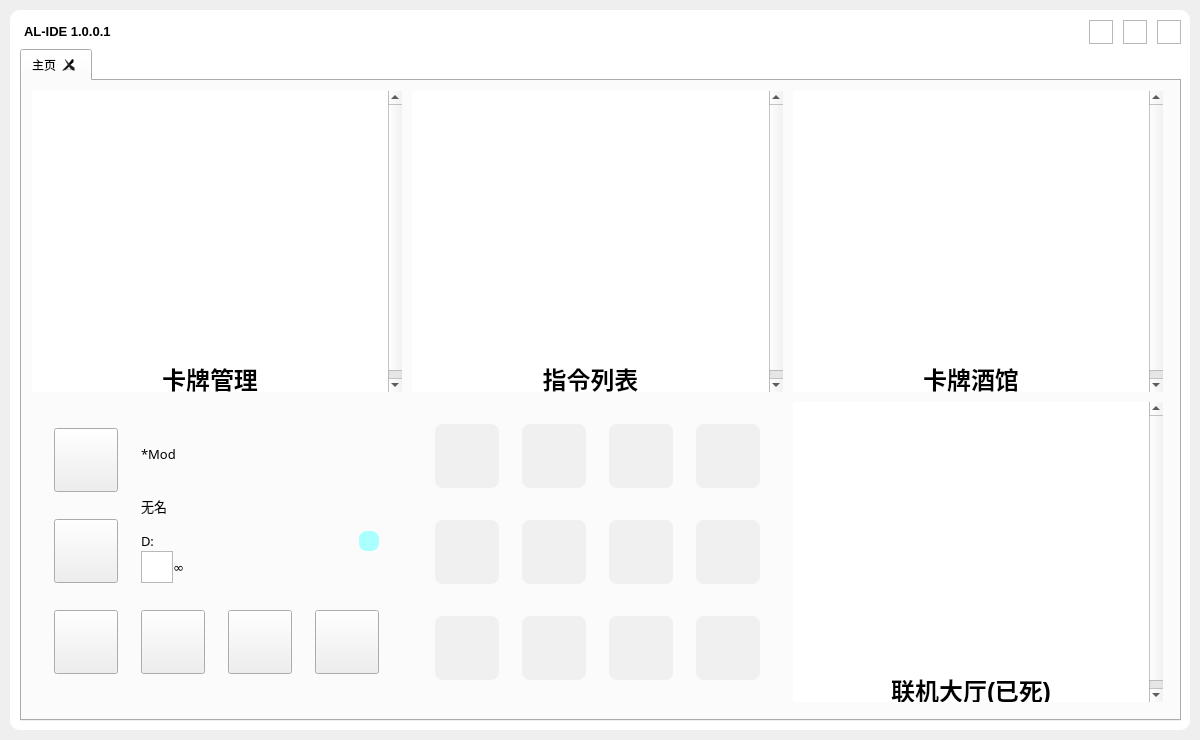
Before: the Qt Designer form visualizationSrc/qtUI/mainInterFace.ui in NWYLZW/A-Language-IDE, drawn with Qt 5.
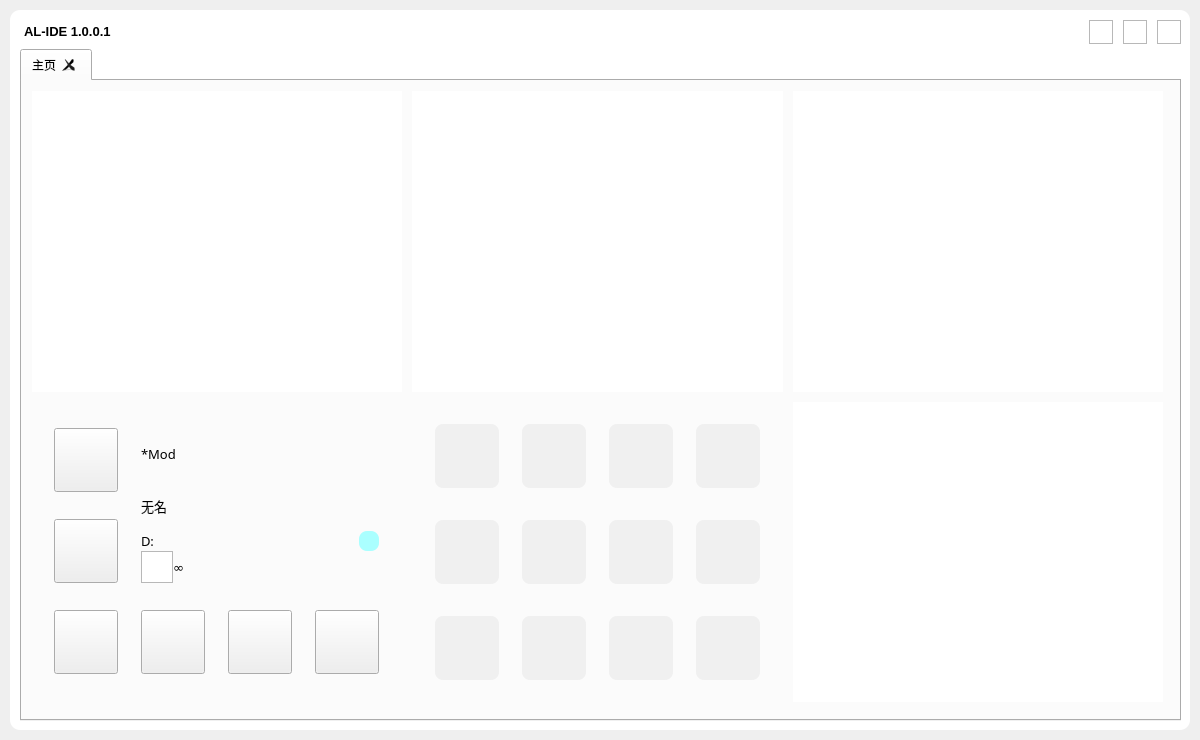
After: the same form once the commit is applied. Icons and pictures are not drawn.

The edit to the form file:
```diff
--- a/visualizationSrc/qtUI/mainInterFace.ui
+++ b/visualizationSrc/qtUI/mainInterFace.ui
@@ -321,17 +321,7 @@
 &lt;html&gt;&lt;head&gt;&lt;meta name=&quot;qrichtext&quot; content=&quot;1&quot; /&gt;&lt;style type=&quot;text/css&quot;&gt;
 p, li { white-space: pre-wrap; }
 &lt;/style&gt;&lt;/head&gt;&lt;body style=&quot; font-family:'SimSun'; font-size:9pt; font-weight:400; font-style:normal;&quot;&gt;
-&lt;p align=&quot;center&quot; style=&quot;-qt-paragraph-type:empty; margin-top:0px; margin-bottom:0px; margin-left:0px; margin-right:0px; -qt-block-indent:0; text-indent:0px;&quot;&gt;&lt;br /&gt;&lt;/p&gt;
-&lt;p align=&quot;center&quot; style=&quot;-qt-paragraph-type:empty; margin-top:0px; margin-bottom:0px; margin-left:0px; margin-right:0px; -qt-block-indent:0; text-indent:0px; font-size:18pt; font-weight:600;&quot;&gt;&lt;br /&gt;&lt;/p&gt;
-&lt;p align=&quot;center&quot; style=&quot;-qt-paragraph-type:empty; margin-top:0px; margin-bottom:0px; margin-left:0px; margin-right:0px; -qt-block-indent:0; text-indent:0px; font-size:18pt; font-weight:600;&quot;&gt;&lt;br /&gt;&lt;/p&gt;
-&lt;p align=&quot;center&quot; style=&quot;-qt-paragraph-type:empty; margin-top:0px; margin-bottom:0px; margin-left:0px; margin-right:0px; -qt-block-indent:0; text-indent:0px; font-size:18pt; font-weight:600;&quot;&gt;&lt;br /&gt;&lt;/p&gt;
-&lt;p align=&quot;center&quot; style=&quot;-qt-paragraph-type:empty; margin-top:0px; margin-bottom:0px; margin-left:0px; margin-right:0px; -qt-block-indent:0; text-indent:0px; font-size:18pt; font-weight:600;&quot;&gt;&lt;br /&gt;&lt;/p&gt;
-&lt;p align=&quot;center&quot; style=&quot;-qt-paragraph-type:empty; margin-top:0px; margin-bottom:0px; margin-left:0px; margin-right:0px; -qt-block-indent:0; text-indent:0px; font-size:18pt; font-weight:600;&quot;&gt;&lt;br /&gt;&lt;/p&gt;
-&lt;p align=&quot;center&quot; style=&quot;-qt-paragraph-type:empty; margin-top:0px; margin-bottom:0px; margin-left:0px; margin-right:0px; -qt-block-indent:0; text-indent:0px; font-size:18pt; font-weight:600;&quot;&gt;&lt;br /&gt;&lt;/p&gt;
-&lt;p align=&quot;center&quot; style=&quot;-qt-paragraph-type:empty; margin-top:0px; margin-bottom:0px; margin-left:0px; margin-right:0px; -qt-block-indent:0; text-indent:0px; font-size:18pt; font-weight:600;&quot;&gt;&lt;br /&gt;&lt;/p&gt;
-&lt;p align=&quot;center&quot; style=&quot;-qt-paragraph-type:empty; margin-top:0px; margin-bottom:0px; margin-left:0px; margin-right:0px; -qt-block-indent:0; text-indent:0px; font-size:18pt; font-weight:600;&quot;&gt;&lt;br /&gt;&lt;/p&gt;
-&lt;p align=&quot;center&quot; style=&quot;-qt-paragraph-type:empty; margin-top:0px; margin-bottom:0px; margin-left:0px; margin-right:0px; -qt-block-indent:0; text-indent:0px; font-size:18pt; font-weight:600;&quot;&gt;&lt;br /&gt;&lt;/p&gt;
-&lt;p align=&quot;center&quot; style=&quot; margin-top:0px; margin-bottom:0px; margin-left:0px; margin-right:0px; -qt-block-indent:0; text-indent:0px;&quot;&gt;&lt;span style=&quot; font-size:18pt; font-weight:600;&quot;&gt;卡牌管理&lt;/span&gt;&lt;/p&gt;&lt;/body&gt;&lt;/html&gt;</string>
+&lt;p align=&quot;center&quot; style=&quot;-qt-paragraph-type:empty; margin-top:0px; margin-bottom:0px; margin-left:0px; margin-right:0px; -qt-block-indent:0; text-indent:0px;&quot;&gt;&lt;br /&gt;&lt;/p&gt;&lt;/body&gt;&lt;/html&gt;</string>
             </property>
            </widget>
           </item>
@@ -353,17 +343,7 @@
 &lt;html&gt;&lt;head&gt;&lt;meta name=&quot;qrichtext&quot; content=&quot;1&quot; /&gt;&lt;style type=&quot;text/css&quot;&gt;
 p, li { white-space: pre-wrap; }
 &lt;/style&gt;&lt;/head&gt;&lt;body style=&quot; font-family:'SimSun'; font-size:9pt; font-weight:400; font-style:normal;&quot;&gt;
-&lt;p align=&quot;center&quot; style=&quot;-qt-paragraph-type:empty; margin-top:0px; margin-bottom:0px; margin-left:0px; margin-right:0px; -qt-block-indent:0; text-indent:0px;&quot;&gt;&lt;br /&gt;&lt;/p&gt;
-&lt;p align=&quot;center&quot; style=&quot;-qt-paragraph-type:empty; margin-top:0px; margin-bottom:0px; margin-left:0px; margin-right:0px; -qt-block-indent:0; text-indent:0px; font-size:18pt; font-weight:600;&quot;&gt;&lt;br /&gt;&lt;/p&gt;
-&lt;p align=&quot;center&quot; style=&quot;-qt-paragraph-type:empty; margin-top:0px; margin-bottom:0px; margin-left:0px; margin-right:0px; -qt-block-indent:0; text-indent:0px; font-size:18pt; font-weight:600;&quot;&gt;&lt;br /&gt;&lt;/p&gt;
-&lt;p align=&quot;center&quot; style=&quot;-qt-paragraph-type:empty; margin-top:0px; margin-bottom:0px; margin-left:0px; margin-right:0px; -qt-block-indent:0; text-indent:0px; font-size:18pt; font-weight:600;&quot;&gt;&lt;br /&gt;&lt;/p&gt;
-&lt;p align=&quot;center&quot; style=&quot;-qt-paragraph-type:empty; margin-top:0px; margin-bottom:0px; margin-left:0px; margin-right:0px; -qt-block-indent:0; text-indent:0px; font-size:18pt; font-weight:600;&quot;&gt;&lt;br /&gt;&lt;/p&gt;
-&lt;p align=&quot;center&quot; style=&quot;-qt-paragraph-type:empty; margin-top:0px; margin-bottom:0px; margin-left:0px; margin-right:0px; -qt-block-indent:0; text-indent:0px; font-size:18pt; font-weight:600;&quot;&gt;&lt;br /&gt;&lt;/p&gt;
-&lt;p align=&quot;center&quot; style=&quot;-qt-paragraph-type:empty; margin-top:0px; margin-bottom:0px; margin-left:0px; margin-right:0px; -qt-block-indent:0; text-indent:0px; font-size:18pt; font-weight:600;&quot;&gt;&lt;br /&gt;&lt;/p&gt;
-&lt;p align=&quot;center&quot; style=&quot;-qt-paragraph-type:empty; margin-top:0px; margin-bottom:0px; margin-left:0px; margin-right:0px; -qt-block-indent:0; text-indent:0px; font-size:18pt; font-weight:600;&quot;&gt;&lt;br /&gt;&lt;/p&gt;
-&lt;p align=&quot;center&quot; style=&quot;-qt-paragraph-type:empty; margin-top:0px; margin-bottom:0px; margin-left:0px; margin-right:0px; -qt-block-indent:0; text-indent:0px; font-size:18pt; font-weight:600;&quot;&gt;&lt;br /&gt;&lt;/p&gt;
-&lt;p align=&quot;center&quot; style=&quot;-qt-paragraph-type:empty; margin-top:0px; margin-bottom:0px; margin-left:0px; margin-right:0px; -qt-block-indent:0; text-indent:0px; font-size:18pt; font-weight:600;&quot;&gt;&lt;br /&gt;&lt;/p&gt;
-&lt;p align=&quot;center&quot; style=&quot; margin-top:0px; margin-bottom:0px; margin-left:0px; margin-right:0px; -qt-block-indent:0; text-indent:0px;&quot;&gt;&lt;span style=&quot; font-size:18pt; font-weight:600;&quot;&gt;指令列表&lt;/span&gt;&lt;/p&gt;&lt;/body&gt;&lt;/html&gt;</string>
+&lt;p align=&quot;center&quot; style=&quot;-qt-paragraph-type:empty; margin-top:0px; margin-bottom:0px; margin-left:0px; margin-right:0px; -qt-block-indent:0; text-indent:0px;&quot;&gt;&lt;br /&gt;&lt;/p&gt;&lt;/body&gt;&lt;/html&gt;</string>
             </property>
            </widget>
           </item>
@@ -385,17 +365,7 @@
 &lt;html&gt;&lt;head&gt;&lt;meta name=&quot;qrichtext&quot; content=&quot;1&quot; /&gt;&lt;style type=&quot;text/css&quot;&gt;
 p, li { white-space: pre-wrap; }
 &lt;/style&gt;&lt;/head&gt;&lt;body style=&quot; font-family:'SimSun'; font-size:9pt; font-weight:400; font-style:normal;&quot;&gt;
-&lt;p align=&quot;center&quot; style=&quot;-qt-paragraph-type:empty; margin-top:0px; margin-bottom:0px; margin-left:0px; margin-right:0px; -qt-block-indent:0; text-indent:0px;&quot;&gt;&lt;br /&gt;&lt;/p&gt;
-&lt;p align=&quot;center&quot; style=&quot;-qt-paragraph-type:empty; margin-top:0px; margin-bottom:0px; margin-left:0px; margin-right:0px; -qt-block-indent:0; text-indent:0px; font-size:18pt; font-weight:600;&quot;&gt;&lt;br /&gt;&lt;/p&gt;
-&lt;p align=&quot;center&quot; style=&quot;-qt-paragraph-type:empty; margin-top:0px; margin-bottom:0px; margin-left:0px; margin-right:0px; -qt-block-indent:0; text-indent:0px; font-size:18pt; font-weight:600;&quot;&gt;&lt;br /&gt;&lt;/p&gt;
-&lt;p align=&quot;center&quot; style=&quot;-qt-paragraph-type:empty; margin-top:0px; margin-bottom:0px; margin-left:0px; margin-right:0px; -qt-block-indent:0; text-indent:0px; font-size:18pt; font-weight:600;&quot;&gt;&lt;br /&gt;&lt;/p&gt;
-&lt;p align=&quot;center&quot; style=&quot;-qt-paragraph-type:empty; margin-top:0px; margin-bottom:0px; margin-left:0px; margin-right:0px; -qt-block-indent:0; text-indent:0px; font-size:18pt; font-weight:600;&quot;&gt;&lt;br /&gt;&lt;/p&gt;
-&lt;p align=&quot;center&quot; style=&quot;-qt-paragraph-type:empty; margin-top:0px; margin-bottom:0px; margin-left:0px; margin-right:0px; -qt-block-indent:0; text-indent:0px; font-size:18pt; font-weight:600;&quot;&gt;&lt;br /&gt;&lt;/p&gt;
-&lt;p align=&quot;center&quot; style=&quot;-qt-paragraph-type:empty; margin-top:0px; margin-bottom:0px; margin-left:0px; margin-right:0px; -qt-block-indent:0; text-indent:0px; font-size:18pt; font-weight:600;&quot;&gt;&lt;br /&gt;&lt;/p&gt;
-&lt;p align=&quot;center&quot; style=&quot;-qt-paragraph-type:empty; margin-top:0px; margin-bottom:0px; margin-left:0px; margin-right:0px; -qt-block-indent:0; text-indent:0px; font-size:18pt; font-weight:600;&quot;&gt;&lt;br /&gt;&lt;/p&gt;
-&lt;p align=&quot;center&quot; style=&quot;-qt-paragraph-type:empty; margin-top:0px; margin-bottom:0px; margin-left:0px; margin-right:0px; -qt-block-indent:0; text-indent:0px; font-size:18pt; font-weight:600;&quot;&gt;&lt;br /&gt;&lt;/p&gt;
-&lt;p align=&quot;center&quot; style=&quot;-qt-paragraph-type:empty; margin-top:0px; margin-bottom:0px; margin-left:0px; margin-right:0px; -qt-block-indent:0; text-indent:0px; font-size:18pt; font-weight:600;&quot;&gt;&lt;br /&gt;&lt;/p&gt;
-&lt;p align=&quot;center&quot; style=&quot; margin-top:0px; margin-bottom:0px; margin-left:0px; margin-right:0px; -qt-block-indent:0; text-indent:0px;&quot;&gt;&lt;span style=&quot; font-size:18pt; font-weight:600;&quot;&gt;卡牌酒馆&lt;/span&gt;&lt;/p&gt;&lt;/body&gt;&lt;/html&gt;</string>
+&lt;p align=&quot;center&quot; style=&quot;-qt-paragraph-type:empty; margin-top:0px; margin-bottom:0px; margin-left:0px; margin-right:0px; -qt-block-indent:0; text-indent:0px;&quot;&gt;&lt;br /&gt;&lt;/p&gt;&lt;/body&gt;&lt;/html&gt;</string>
             </property>
            </widget>
           </item>
@@ -1029,17 +999,7 @@
 &lt;html&gt;&lt;head&gt;&lt;meta name=&quot;qrichtext&quot; content=&quot;1&quot; /&gt;&lt;style type=&quot;text/css&quot;&gt;
 p, li { white-space: pre-wrap; }
 &lt;/style&gt;&lt;/head&gt;&lt;body style=&quot; font-family:'SimSun'; font-size:9pt; font-weight:400; font-style:normal;&quot;&gt;
-&lt;p align=&quot;center&quot; style=&quot;-qt-paragraph-type:empty; margin-top:0px; margin-bottom:0px; margin-left:0px; margin-right:0px; -qt-block-indent:0; text-indent:0px;&quot;&gt;&lt;br /&gt;&lt;/p&gt;
-&lt;p align=&quot;center&quot; style=&quot;-qt-paragraph-type:empty; margin-top:0px; margin-bottom:0px; margin-left:0px; margin-right:0px; -qt-block-indent:0; text-indent:0px; font-size:18pt; font-weight:600;&quot;&gt;&lt;br /&gt;&lt;/p&gt;
-&lt;p align=&quot;center&quot; style=&quot;-qt-paragraph-type:empty; margin-top:0px; margin-bottom:0px; margin-left:0px; margin-right:0px; -qt-block-indent:0; text-indent:0px; font-size:18pt; font-weight:600;&quot;&gt;&lt;br /&gt;&lt;/p&gt;
-&lt;p align=&quot;center&quot; style=&quot;-qt-paragraph-type:empty; margin-top:0px; margin-bottom:0px; margin-left:0px; margin-right:0px; -qt-block-indent:0; text-indent:0px; font-size:18pt; font-weight:600;&quot;&gt;&lt;br /&gt;&lt;/p&gt;
-&lt;p align=&quot;center&quot; style=&quot;-qt-paragraph-type:empty; margin-top:0px; margin-bottom:0px; margin-left:0px; margin-right:0px; -qt-block-indent:0; text-indent:0px; font-size:18pt; font-weight:600;&quot;&gt;&lt;br /&gt;&lt;/p&gt;
-&lt;p align=&quot;center&quot; style=&quot;-qt-paragraph-type:empty; margin-top:0px; margin-bottom:0px; margin-left:0px; margin-right:0px; -qt-block-indent:0; text-indent:0px; font-size:18pt; font-weight:600;&quot;&gt;&lt;br /&gt;&lt;/p&gt;
-&lt;p align=&quot;center&quot; style=&quot;-qt-paragraph-type:empty; margin-top:0px; margin-bottom:0px; margin-left:0px; margin-right:0px; -qt-block-indent:0; text-indent:0px; font-size:18pt; font-weight:600;&quot;&gt;&lt;br /&gt;&lt;/p&gt;
-&lt;p align=&quot;center&quot; style=&quot;-qt-paragraph-type:empty; margin-top:0px; margin-bottom:0px; margin-left:0px; margin-right:0px; -qt-block-indent:0; text-indent:0px; font-size:18pt; font-weight:600;&quot;&gt;&lt;br /&gt;&lt;/p&gt;
-&lt;p align=&quot;center&quot; style=&quot;-qt-paragraph-type:empty; margin-top:0px; margin-bottom:0px; margin-left:0px; margin-right:0px; -qt-block-indent:0; text-indent:0px; font-size:18pt; font-weight:600;&quot;&gt;&lt;br /&gt;&lt;/p&gt;
-&lt;p align=&quot;center&quot; style=&quot;-qt-paragraph-type:empty; margin-top:0px; margin-bottom:0px; margin-left:0px; margin-right:0px; -qt-block-indent:0; text-indent:0px; font-size:18pt; font-weight:600;&quot;&gt;&lt;br /&gt;&lt;/p&gt;
-&lt;p align=&quot;center&quot; style=&quot; margin-top:0px; margin-bottom:0px; margin-left:0px; margin-right:0px; -qt-block-indent:0; text-indent:0px;&quot;&gt;&lt;span style=&quot; font-size:18pt; font-weight:600;&quot;&gt;联机大厅(已死)&lt;/span&gt;&lt;/p&gt;&lt;/body&gt;&lt;/html&gt;</string>
+&lt;p align=&quot;center&quot; style=&quot;-qt-paragraph-type:empty; margin-top:0px; margin-bottom:0px; margin-left:0px; margin-right:0px; -qt-block-indent:0; text-indent:0px;&quot;&gt;&lt;br /&gt;&lt;/p&gt;&lt;/body&gt;&lt;/html&gt;</string>
             </property>
            </widget>
           </item>
```
Left out of the diff: 2 changed lines with no effect on the pictures.
